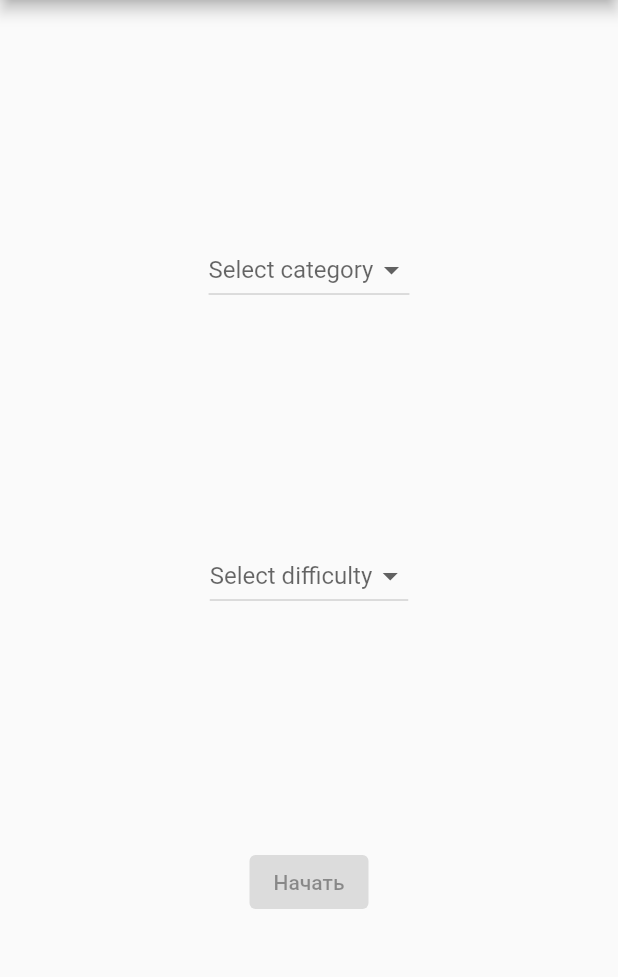
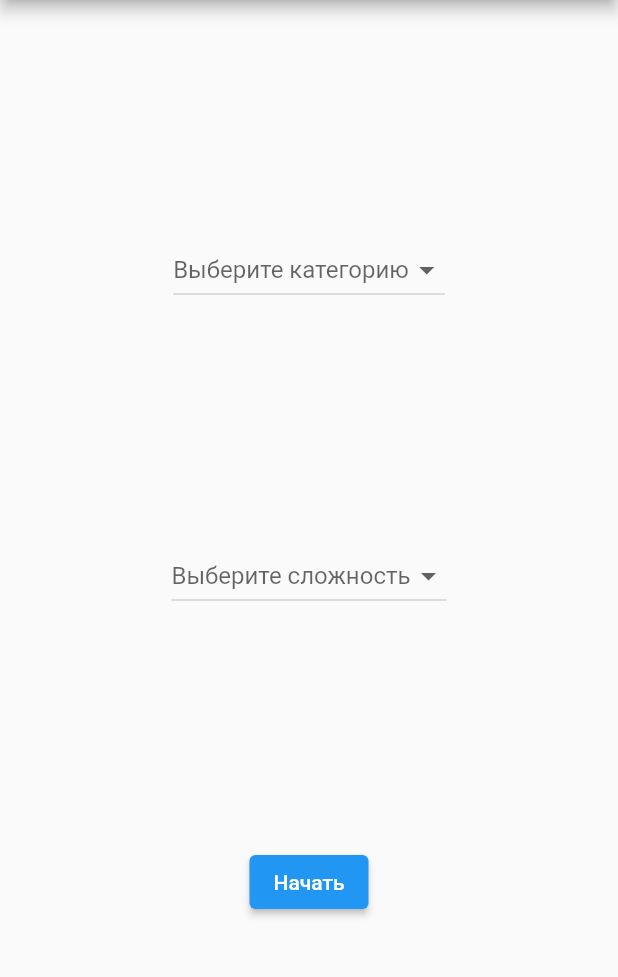
Before and after one commit to yurike/flutter_quiz, a Flutter app: the screen it shows after launch, on a phone screen of 412 x 824 dp, the part 84-1061 px from its top. Run offline on Flutter 3.47's test engine with Material 2 defaults, Android fonts, the light colour scheme and no system bars; our stand-ins replace cloud_firestore, dio, firebase_core, get; accounts and stored records are empty.

Commit message:
allow random quiz

```diff
--- a/lib/controllers/category_controller.dart
+++ b/lib/controllers/category_controller.dart
@@ -8,11 +8,12 @@ class CategoryController extends GetxController implements DropdownController {
 
   @override
   final options = [
+    "Linux",
+    "CMS",
+    "Docker",
+    "Code",
+    "SQL",
     "DevOps",
-    "Linux",
-    "Networking",
-    "Python",
-    "Cloud",
   ].obs;
 
   void getOptions() async {
--- a/lib/views/questions_page.dart
+++ b/lib/views/questions_page.dart
@@ -47,11 +47,10 @@ class QuestionsPage extends StatelessWidget {
         }
       }).toList();
       return Column(
-        mainAxisAlignment: MainAxisAlignment.spaceAround,
+        mainAxisAlignment: MainAxisAlignment.spaceEvenly,
         children: <Widget>[
           Text(
-            '${question.category} question ${qIndex + 1} of ${questionsController.questions.length}',
-          ),
+              'Question ${qIndex + 1} of ${questionsController.questions.length}:'),
           const Divider(height: 10),
           Text(
             question.question,
--- a/lib/views/start_page.dart
+++ b/lib/views/start_page.dart
@@ -20,25 +20,15 @@ class StartPage extends StatelessWidget {
         child: Column(
           mainAxisAlignment: MainAxisAlignment.spaceEvenly,
           children: [
-            buildDropdown("Select category", categoryController),
-            buildDropdown("Select difficulty", difficultyController),
-            buildButton(),
+            buildDropdown("Выберите категорию", categoryController),
+            buildDropdown("Выберите сложность", difficultyController),
+            ElevatedButton(
+              onPressed: () => Get.toNamed("/questions"),
+              child: const Text("Начать"),
+            )
           ],
         ),
       ),
-    );
-  }
-
-  Obx buildButton() {
-    return Obx(
-      () {
-        final isActive = categoryController.isSelected() &&
-            difficultyController.isSelected();
-        return ElevatedButton(
-          onPressed: isActive ? () => Get.toNamed("/questions") : null,
-          child: const Text("Начать"),
-        );
-      },
     );
   }
 
```
Also changed, not shown: lib/controllers/questions_controller.dart (+12 -8 lines).
